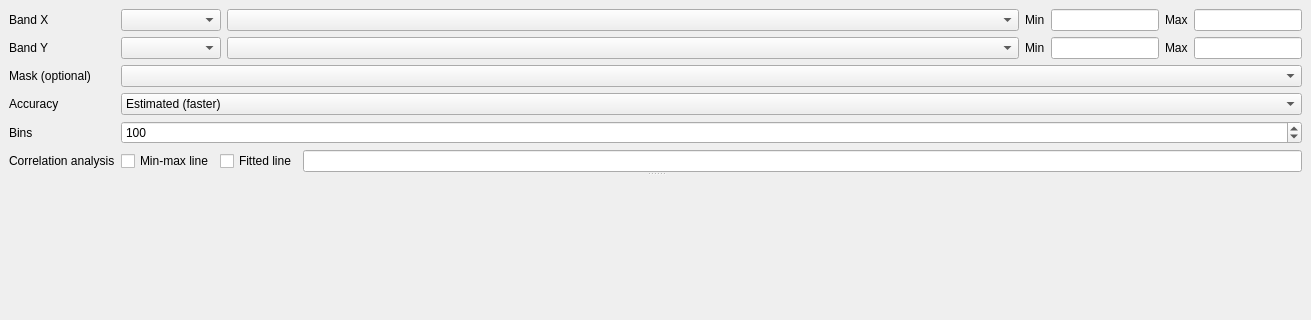
Qt form enmapbox/coreapps/enmapboxapplications/scatterplotapp/ui/main.ui (jakimowb/enmapbox_testmigration2) before a commit; both pictures show x 0 to 1311 and y 0 to 320 of the 1311 by 719 pixel window.
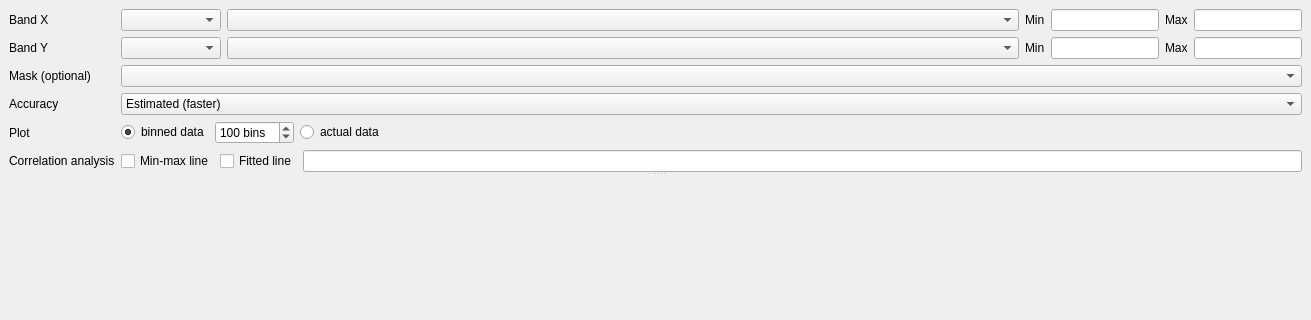
The same form after that commit. Icons and pictures are not drawn. Custom widgets are drawn as their Qt base class.

Patch:
```diff
--- a/enmapbox/coreapps/enmapboxapplications/scatterplotapp/ui/main.ui
+++ b/enmapbox/coreapps/enmapboxapplications/scatterplotapp/ui/main.ui
@@ -194,20 +194,7 @@
           <item row="4" column="0">
            <widget class="QLabel" name="label_5">
             <property name="text">
-             <string>Bins</string>
-            </property>
-           </widget>
-          </item>
-          <item row="4" column="1">
-           <widget class="QSpinBox" name="uiBins_">
-            <property name="minimum">
-             <number>1</number>
-            </property>
-            <property name="maximum">
-             <number>1000</number>
-            </property>
-            <property name="value">
-             <number>100</number>
+             <string>Plot</string>
             </property>
            </widget>
           </item>
@@ -265,6 +252,56 @@
             </item>
            </layout>
           </item>
+          <item row="4" column="1">
+           <layout class="QHBoxLayout" name="horizontalLayout_7">
+            <item>
+             <widget class="QRadioButton" name="radioButton_3">
+              <property name="text">
+               <string>binned data</string>
+              </property>
+              <property name="checked">
+               <bool>true</bool>
+              </property>
+             </widget>
+            </item>
+            <item>
+             <widget class="QSpinBox" name="uiBins_">
+              <property name="suffix">
+               <string> bins</string>
+              </property>
+              <property name="minimum">
+               <number>10</number>
+              </property>
+              <property name="maximum">
+               <number>1000</number>
+              </property>
+              <property name="value">
+               <number>100</number>
+              </property>
+             </widget>
+            </item>
+            <item>
+             <widget class="QRadioButton" name="radioButton_4">
+              <property name="text">
+               <string>actual data</string>
+              </property>
+             </widget>
+            </item>
+            <item>
+             <spacer name="horizontalSpacer">
+              <property name="orientation">
+               <enum>Qt::Horizontal</enum>
+              </property>
+              <property name="sizeHint" stdset="0">
+               <size>
+                <width>40</width>
+                <height>20</height>
+               </size>
+              </property>
+             </spacer>
+            </item>
+           </layout>
+          </item>
          </layout>
         </item>
        </layout>
```
Left out of the diff: 46 changed lines with no effect on the pictures.
